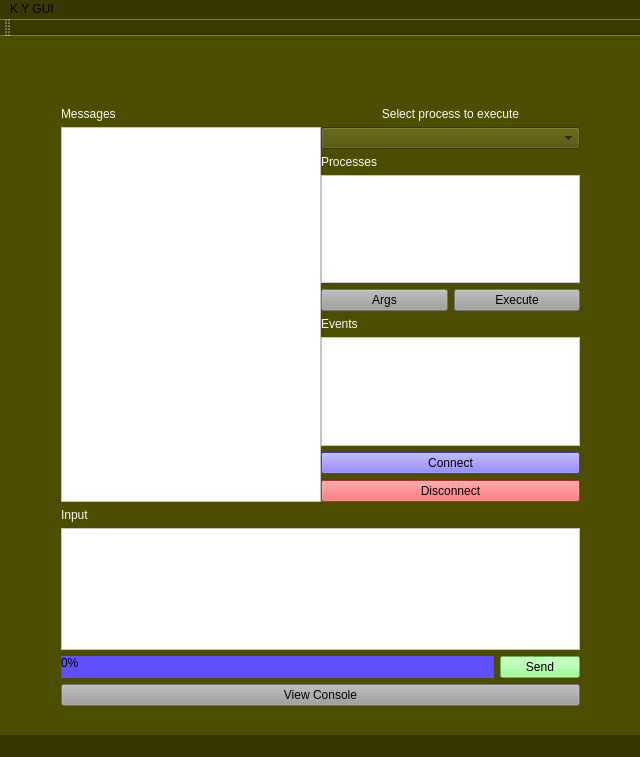
Before: the Qt Designer form mainwindow.ui in StronglogicSolutions/ky_gui, drawn with Qt 5.
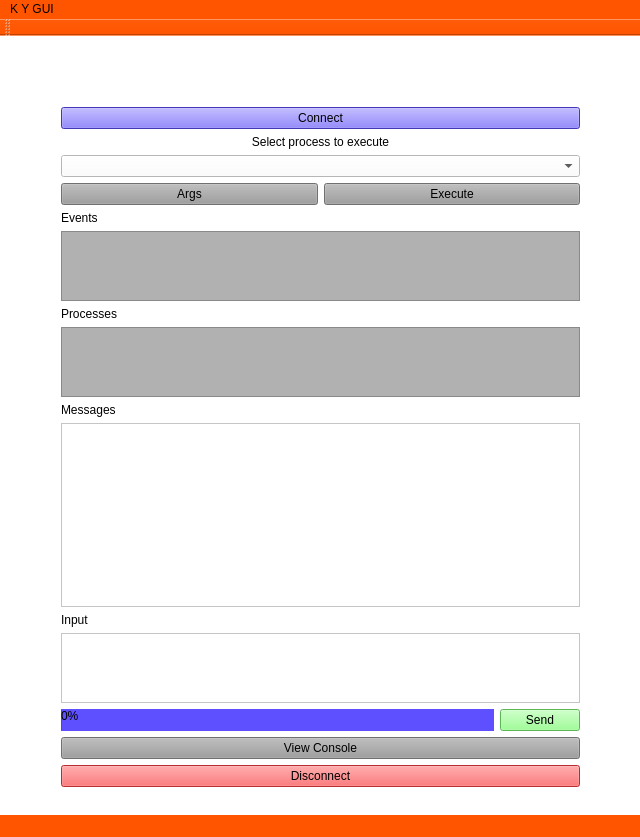
After: the same form once the commit is applied. Icons and pictures are not drawn.

```diff
--- a/mainwindow.ui
+++ b/mainwindow.ui
@@ -7,7 +7,7 @@
     <x>0</x>
     <y>0</y>
     <width>640</width>
-    <height>757</height>
+    <height>837</height>
    </rect>
   </property>
   <property name="windowTitle">
@@ -19,12 +19,13 @@
   </property>
   <property name="styleSheet">
    <string notr="true">font: 87 10pt &quot;Noto Sans&quot;;
-background-color: rgb(56, 56, 0);</string>
+background-color: rgb(255, 85, 0);
+</string>
   </property>
   <widget class="QWidget" name="centralWidget">
    <property name="styleSheet">
     <string notr="true">border-color: rgb(0, 0, 0);
-background-color: rgb(77, 77, 0);</string>
+background-color: rgb(255, 255, 255);</string>
    </property>
    <widget class="QLabel" name="label">
     <property name="geometry">
@@ -51,12 +52,12 @@
       <x>50</x>
       <y>60</y>
       <width>541</width>
-      <height>621</height>
+      <height>702</height>
      </rect>
     </property>
-    <layout class="QVBoxLayout" name="verticalLayout" stretch="6,3">
+    <layout class="QVBoxLayout" name="verticalLayout" stretch="6,0,0,3,0">
      <item>
-      <layout class="QGridLayout" name="gridLayout_2" rowstretch="5,0,0" columnstretch="0,0">
+      <layout class="QGridLayout" name="gridLayout_2" rowstretch="5" columnstretch="0,0">
        <property name="sizeConstraint">
         <enum>QLayout::SetNoConstraint</enum>
        </property>
@@ -66,113 +67,27 @@
        <item row="0" column="0">
         <layout class="QVBoxLayout" name="verticalLayout_2">
          <item>
-          <widget class="QLabel" name="messagesTitle">
+          <widget class="QPushButton" name="connect">
            <property name="styleSheet">
-            <string notr="true">font: 100 11pt &quot;Noto Sans&quot;;
-color: rgb(251,251, 251);</string>
+            <string notr="true">font: 87 11pt &quot;Noto Sans&quot;;
+color: rgb(0, 0, 0);
+background-color: rgb(94, 79, 255);
+</string>
            </property>
            <property name="text">
-            <string>Messages</string>
+            <string>Connect</string>
+           </property>
+           <property name="icon">
+            <iconset resource="kres.qrc">
+             <normaloff>:/icons/icons/start.png</normaloff>:/icons/icons/start.png</iconset>
            </property>
           </widget>
          </item>
          <item>
-          <widget class="QTextEdit" name="messages">
-           <property name="toolTip">
-            <string>Messages</string>
-           </property>
-           <property name="toolTipDuration">
-            <number>1</number>
-           </property>
-           <property name="autoFillBackground">
-            <bool>false</bool>
-           </property>
-           <property name="styleSheet">
-            <string notr="true">background-color: rgb(255, 255, 255);
-color: rgb(5, 5, 5);
-font: 87 10pt &quot;Noto Sans&quot;;</string>
-           </property>
-           <property name="lineWrapMode">
-            <enum>QTextEdit::WidgetWidth</enum>
-           </property>
-           <property name="readOnly">
-            <bool>true</bool>
-           </property>
-           <property name="placeholderText">
-            <string/>
-           </property>
-          </widget>
-         </item>
-        </layout>
-       </item>
-       <item row="0" column="1">
-        <layout class="QGridLayout" name="gridLayout" rowstretch="1,0,0,0,0,0,0,0,0,0">
-         <item row="7" column="0">
-          <widget class="QListWidget" name="eventList">
-           <property name="styleSheet">
-            <string notr="true">background-color: rgb(255, 255, 255);
-color: rgb(5, 5, 5);
-font: 87 10pt &quot;Noto Sans&quot;;</string>
-           </property>
-          </widget>
-         </item>
-         <item row="3" column="0">
-          <widget class="QListWidget" name="processList">
-           <property name="styleSheet">
-            <string notr="true">background-color: rgb(255, 255, 255);
-color: rgb(5, 5, 5);
-font: 87 10pt &quot;Noto Sans&quot;;</string>
-           </property>
-          </widget>
-         </item>
-         <item row="5" column="0">
-          <layout class="QHBoxLayout" name="horizontalLayout_2">
-           <property name="spacing">
-            <number>6</number>
-           </property>
-           <item>
-            <widget class="QPushButton" name="addArgs">
-             <property name="sizePolicy">
-              <sizepolicy hsizetype="Minimum" vsizetype="Fixed">
-               <horstretch>100</horstretch>
-               <verstretch>0</verstretch>
-              </sizepolicy>
-             </property>
-             <property name="styleSheet">
-              <string notr="true">background-color: rgb(157, 157, 157);
-font: 87 11pt &quot;Noto Sans&quot;;
-color: rgb(0, 0, 0);</string>
-             </property>
-             <property name="text">
-              <string>Args</string>
-             </property>
-            </widget>
-           </item>
-           <item>
-            <widget class="QPushButton" name="execute">
-             <property name="sizePolicy">
-              <sizepolicy hsizetype="Minimum" vsizetype="Fixed">
-               <horstretch>100</horstretch>
-               <verstretch>0</verstretch>
-              </sizepolicy>
-             </property>
-             <property name="styleSheet">
-              <string notr="true">background-color: rgb(157, 157, 157);
-font: 87 11pt &quot;Noto Sans&quot;;
-color: rgb(0, 0, 0);</string>
-             </property>
-             <property name="text">
-              <string>Execute</string>
-             </property>
-            </widget>
-           </item>
-          </layout>
-         </item>
-         <item row="0" column="0">
           <widget class="QLabel" name="selectProcessTitle">
            <property name="styleSheet">
-            <string notr="true">font: 100 11pt &quot;Noto Sans&quot;;
-color: rgb(251,251, 251);</string>
+            <string notr="true">font: 75 11pt &quot;Noto Sans&quot;;
+color: rgb(0, 0, 0);</string>
            </property>
            <property name="text">
             <string>Select process to execute</string>
@@ -191,83 +106,152 @@
            </property>
           </widget>
          </item>
-         <item row="2" column="0">
-          <widget class="QLabel" name="processListTitle">
-           <property name="styleSheet">
-            <string notr="true">font: 100 11pt &quot;Noto Sans&quot;;
-color: rgb(251,251, 251);</string>
-           </property>
-           <property name="text">
-            <string>Processes</string>
-           </property>
-           <property name="margin">
-            <number>0</number>
-           </property>
-          </widget>
-         </item>
-         <item row="1" column="0">
+         <item>
           <widget class="QComboBox" name="appList">
            <property name="styleSheet">
             <string notr="true">color: rgb(0, 0, 0);</string>
            </property>
           </widget>
          </item>
-         <item row="8" column="0">
-          <widget class="QPushButton" name="connect">
-           <property name="styleSheet">
-            <string notr="true">font: 87 11pt &quot;Noto Sans&quot;;
-color: rgb(0, 0, 0);
-background-color: rgb(94, 79, 255);
-</string>
+         <item>
+          <layout class="QHBoxLayout" name="horizontalLayout_2">
+           <property name="spacing">
+            <number>6</number>
            </property>
-           <property name="text">
-            <string>Connect</string>
-           </property>
-           <property name="icon">
-            <iconset resource="kres.qrc">
-             <normaloff>:/icons/icons/start.png</normaloff>:/icons/icons/start.png</iconset>
-           </property>
-          </widget>
+           <item>
+            <widget class="QPushButton" name="addArgs">
+             <property name="sizePolicy">
+              <sizepolicy hsizetype="Minimum" vsizetype="Fixed">
+               <horstretch>100</horstretch>
+               <verstretch>0</verstretch>
+              </sizepolicy>
+             </property>
+             <property name="styleSheet">
+              <string notr="true">background-color: rgb(157, 157, 157);
+font: 87 11pt &quot;Noto Sans&quot;;
+color: rgb(0, 0, 0);</string>
+             </property>
+             <property name="text">
+              <string>Args</string>
+             </property>
+            </widget>
+           </item>
+           <item>
+            <widget class="QPushButton" name="execute">
+             <property name="sizePolicy">
+              <sizepolicy hsizetype="Minimum" vsizetype="Fixed">
+               <horstretch>100</horstretch>
+               <verstretch>0</verstretch>
+              </sizepolicy>
+             </property>
+             <property name="styleSheet">
+              <string notr="true">background-color: rgb(157, 157, 157);
+font: 87 11pt &quot;Noto Sans&quot;;
+color: rgb(0, 0, 0);</string>
+             </property>
+             <property name="text">
+              <string>Execute</string>
+             </property>
+            </widget>
+           </item>
+          </layout>
          </item>
-         <item row="9" column="0">
-          <widget class="QPushButton" name="disconnect">
-           <property name="sizePolicy">
-            <sizepolicy hsizetype="Minimum" vsizetype="Minimum">
-             <horstretch>0</horstretch>
-             <verstretch>0</verstretch>
-            </sizepolicy>
-           </property>
-           <property name="styleSheet">
-            <string notr="true">font: 87 11pt &quot;Noto Sans&quot;;
-color: rgb(0, 0, 0);
-background-color: rgb(255, 65, 68);</string>
-           </property>
-           <property name="text">
-            <string>Disconnect</string>
-           </property>
-           <property name="icon">
-            <iconset resource="kres.qrc">
-             <normaloff>:/icons/disconnect.png</normaloff>:/icons/disconnect.png</iconset>
-           </property>
-          </widget>
-         </item>
-         <item row="6" column="0">
+         <item>
           <widget class="QLabel" name="eventListTitle">
            <property name="styleSheet">
-            <string notr="true">font: 100 11pt &quot;Noto Sans&quot;;
-color: rgb(251,251, 251);</string>
+            <string notr="true">font: 75 11pt &quot;Noto Sans&quot;;
+color: rgb(0, 0, 0);</string>
            </property>
            <property name="text">
             <string>Events</string>
            </property>
           </widget>
          </item>
+         <item>
+          <widget class="QListWidget" name="eventList">
+           <property name="styleSheet">
+            <string notr="true">background-color: rgb(177, 177, 177);
+color: rgb(5, 5, 5);
+font: 87 10pt &quot;Noto Sans&quot;;</string>
+           </property>
+           <property name="alternatingRowColors">
+            <bool>true</bool>
+           </property>
+           <property name="isWrapping" stdset="0">
+            <bool>true</bool>
+           </property>
+          </widget>
+         </item>
+         <item>
+          <widget class="QLabel" name="processListTitle">
+           <property name="styleSheet">
+            <string notr="true">font: 75 11pt &quot;Noto Sans&quot;;
+color: rgb(0, 0, 0);</string>
+           </property>
+           <property name="text">
+            <string>Processes</string>
+           </property>
+           <property name="margin">
+            <number>0</number>
+           </property>
+          </widget>
+         </item>
+         <item>
+          <widget class="QListWidget" name="processList">
+           <property name="styleSheet">
+            <string notr="true">background-color: rgb(177, 177, 177);
+color: rgb(5, 5, 5);
+font: 87 10pt &quot;Noto Sans&quot;;</string>
+           </property>
+          </widget>
+         </item>
         </layout>
        </item>
+       <item row="0" column="1">
+        <layout class="QGridLayout" name="gridLayout" rowstretch="1,0,0,0,0,0,0,0,0,0,0,0"/>
+       </item>
       </layout>
      </item>
      <item>
-      <layout class="QGridLayout" name="gridLayout_3" rowstretch="0,0,0,0" columnstretch="0,0">
+      <widget class="QLabel" name="messagesTitle">
+       <property name="styleSheet">
+        <string notr="true">font: 75 11pt &quot;Noto Sans&quot;;
+color: rgb(0, 0, 0);</string>
+       </property>
+       <property name="text">
+        <string>Messages</string>
+       </property>
+      </widget>
+     </item>
+     <item>
+      <widget class="QTextEdit" name="messages">
+       <property name="toolTip">
+        <string>Messages</string>
+       </property>
+       <property name="toolTipDuration">
+        <number>1</number>
+       </property>
+       <property name="autoFillBackground">
+        <bool>false</bool>
+       </property>
+       <property name="styleSheet">
+        <string notr="true">background-color: rgb(255, 255, 255);
+color: rgb(5, 5, 5);
+font: 87 10pt &quot;Noto Sans&quot;;</string>
+       </property>
+       <property name="lineWrapMode">
+        <enum>QTextEdit::WidgetWidth</enum>
+       </property>
+       <property name="readOnly">
+        <bool>true</bool>
+       </property>
+       <property name="placeholderText">
+        <string/>
+       </property>
+      </widget>
+     </item>
+     <item>
+      <layout class="QGridLayout" name="gridLayout_3" rowstretch="0,0,0,0" columnstretch="0">
        <property name="sizeConstraint">
         <enum>QLayout::SetMinimumSize</enum>
        </property>
@@ -358,8 +342,8 @@
        <item row="0" column="0">
         <widget class="QLabel" name="inputTitle">
          <property name="styleSheet">
-          <string notr="true">font: 100 11pt &quot;Noto Sans&quot;;
-color: rgb(251,251, 251);</string>
+          <string notr="true">font: 75 11pt &quot;Noto Sans&quot;;
+color: rgb(0, 0, 0);</string>
          </property>
          <property name="text">
           <string>Input</string>
@@ -368,6 +352,28 @@
        </item>
       </layout>
      </item>
+     <item>
+      <widget class="QPushButton" name="disconnect">
+       <property name="sizePolicy">
+        <sizepolicy hsizetype="Minimum" vsizetype="Minimum">
+         <horstretch>0</horstretch>
+         <verstretch>0</verstretch>
+        </sizepolicy>
+       </property>
+       <property name="styleSheet">
+        <string notr="true">font: 87 11pt &quot;Noto Sans&quot;;
+color: rgb(0, 0, 0);
+background-color: rgb(255, 65, 68);</string>
+       </property>
+       <property name="text">
+        <string>Disconnect</string>
+       </property>
+       <property name="icon">
+        <iconset resource="kres.qrc">
+         <normaloff>:/icons/disconnect.png</normaloff>:/icons/disconnect.png</iconset>
+       </property>
+      </widget>
+     </item>
     </layout>
    </widget>
   </widget>
```
Left out of the diff: 3 changed lines with no effect on the pictures.
